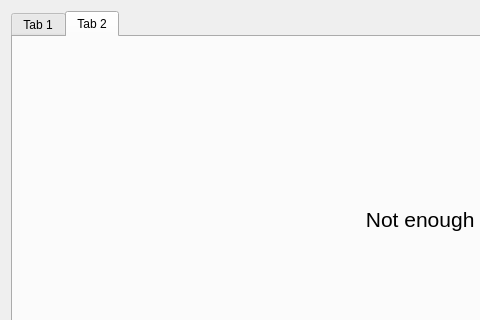
Old version of the form src/Client/View/MainPage/Statistic/StatisticSubPage.ui in the repository iodream/Spend-Note; both pictures show x 0 to 480 and y 0 to 320 of the 887 by 472 pixel window.
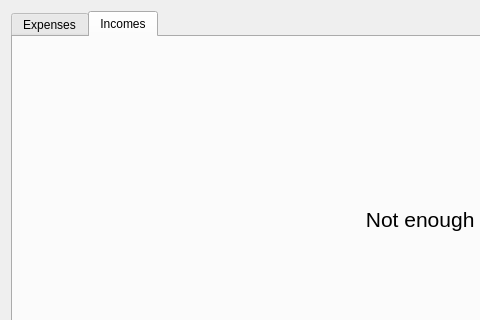
New version of the form. The open tabs and pages were chosen to show the change. Icons and pictures are not drawn.

The edit to the form file:
```diff
--- a/src/Client/View/MainPage/Statistic/StatisticSubPage.ui
+++ b/src/Client/View/MainPage/Statistic/StatisticSubPage.ui
@@ -23,7 +23,7 @@
        </property>
        <widget class="QWidget" name="OutcomesCharts">
         <attribute name="title">
-         <string>Tab 1</string>
+         <string>Expenses</string>
         </attribute>
         <layout class="QHBoxLayout" name="horizontalLayout_7">
          <item>
@@ -132,7 +132,7 @@
        </widget>
        <widget class="QWidget" name="Incomes">
         <attribute name="title">
-         <string>Tab 2</string>
+         <string>Incomes</string>
         </attribute>
         <layout class="QVBoxLayout" name="verticalLayout_4">
          <item>
```
Left out of the diff: 2 changed lines with no effect on the pictures.
